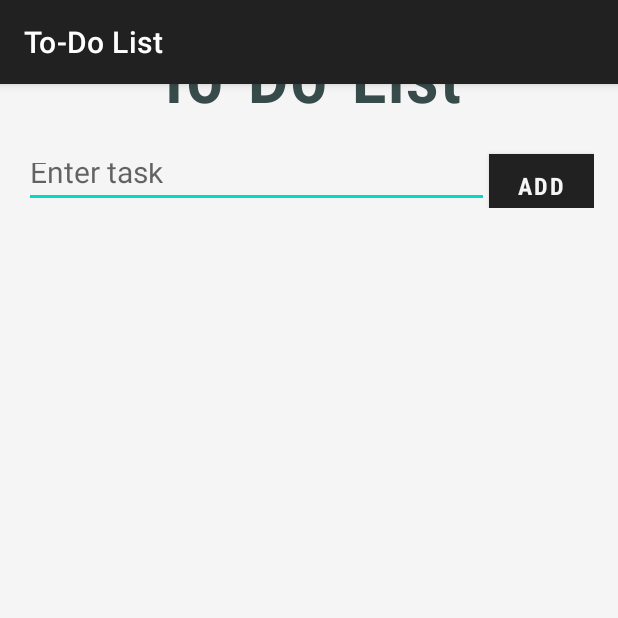
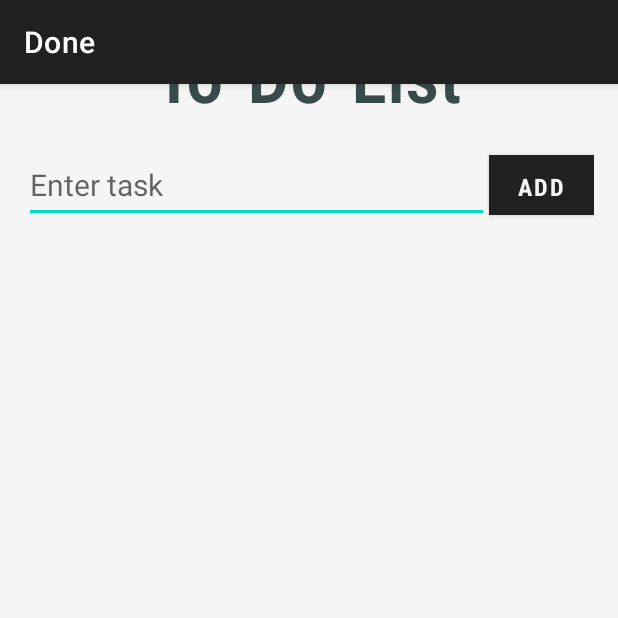
Before and after one commit to HanaAyman33/ToDoList, an Android app: the TDList screen opened directly, with no data from a screen before it, on a phone screen of 412 x 824 dp, the top half of it. Run offline under Robolectric (Android 15) with nearby library versions, the light colour scheme and no system bars; our stand-ins replace Volley; network calls fail.

Commit message:
FInal touches
changed app icon, as well as toast messages icons.Also, the app's name to "Done"

```diff
--- a/ToDoList/app/src/main/res/layout/layout2.xml
+++ b/ToDoList/app/src/main/res/layout/layout2.xml
@@ -18,7 +18,7 @@
         android:textSize="80sp"
         android:textStyle="bold"
         android:layout_marginStart="80dp"
-        android:layout_marginTop="110dp" />
+        android:layout_marginTop="90dp" />
 
     <TextView
         android:id="@+id/username"
--- a/ToDoList/app/src/main/res/layout/layout3.xml
+++ b/ToDoList/app/src/main/res/layout/layout3.xml
@@ -30,9 +30,10 @@
     <EditText
         android:id="@+id/addTask"
         android:layout_width="0dp"
-        android:layout_height="40dp"
+        android:layout_height="50dp"
         android:layout_weight="50"
         android:hint="@string/enter_task"
+        android:importantForAutofill="no"
         android:inputType="text"
         android:textSize="20sp"
         tools:ignore="LabelFor" />
--- a/ToDoList/app/src/main/res/layout/task_component.xml
+++ b/ToDoList/app/src/main/res/layout/task_component.xml
@@ -10,10 +10,10 @@
     <TextView
         android:id="@+id/taskTextView"
         android:layout_width="290dp"
-        android:layout_height="44dp"
+        android:layout_height="46dp"
         android:layout_centerVertical="true"
         android:layout_alignParentStart="true"
-        android:padding="10dp"
+        android:padding="11dp"
         android:textStyle="bold"
         android:fontFamily="sans-serif-condensed-medium"
         android:textSize="18sp"
@@ -24,7 +24,7 @@
     <Button
         android:id="@+id/doneButton"
         android:layout_width="70dp"
-        android:layout_height="40dp"
+        android:layout_height="46dp"
         android:layout_alignParentEnd="true"
         android:layout_centerVertical="true"
         android:text="@string/done"
--- a/ToDoList/app/src/main/res/values/strings.xml
+++ b/ToDoList/app/src/main/res/values/strings.xml
@@ -18,4 +18,5 @@
     <string name="let_s_get_things_done">Let\'s get things done</string>
     <string name="don_t_have_an_account_register">Don\'t have an account? Register</string>
     <string name="let_s_get_nthings_done">Let\'s get \nthings done</string>
+    <string name="Done">Done</string>
 </resources>
```
Also changed, not shown: ToDoList/app/src/main/AndroidManifest.xml (+4 -4 lines), ToDoList/app/src/main/res/mipmap-hdpi/clap.png (added), ToDoList/app/src/main/res/mipmap-hdpi/done.png (added), 1 other file.
